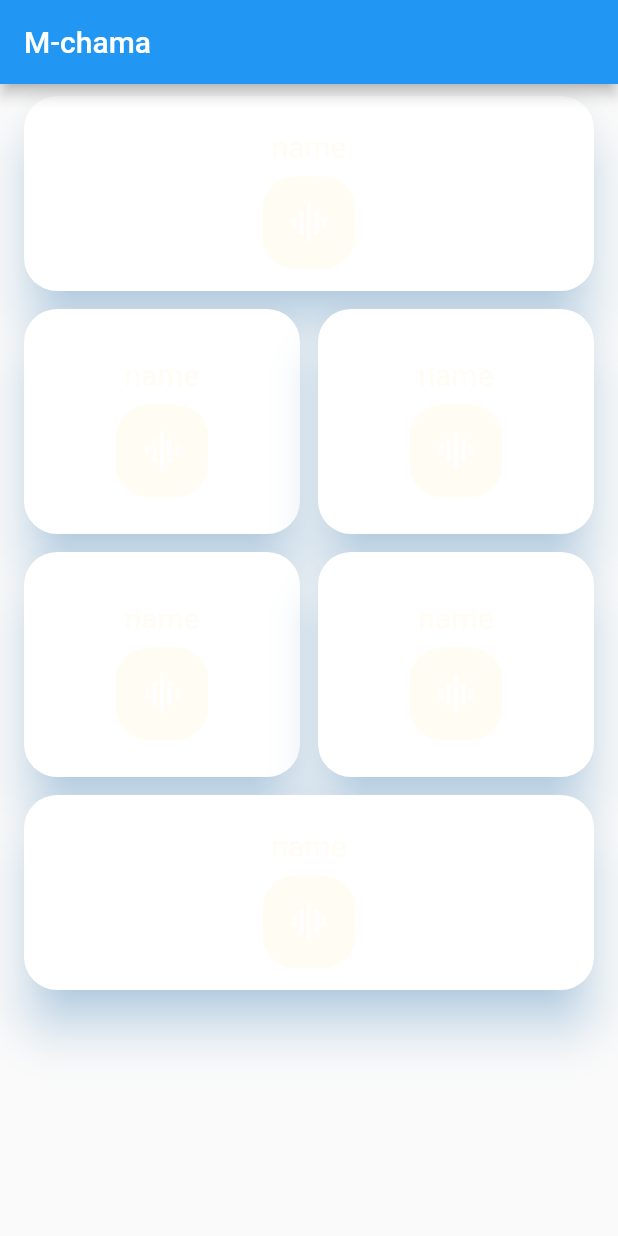
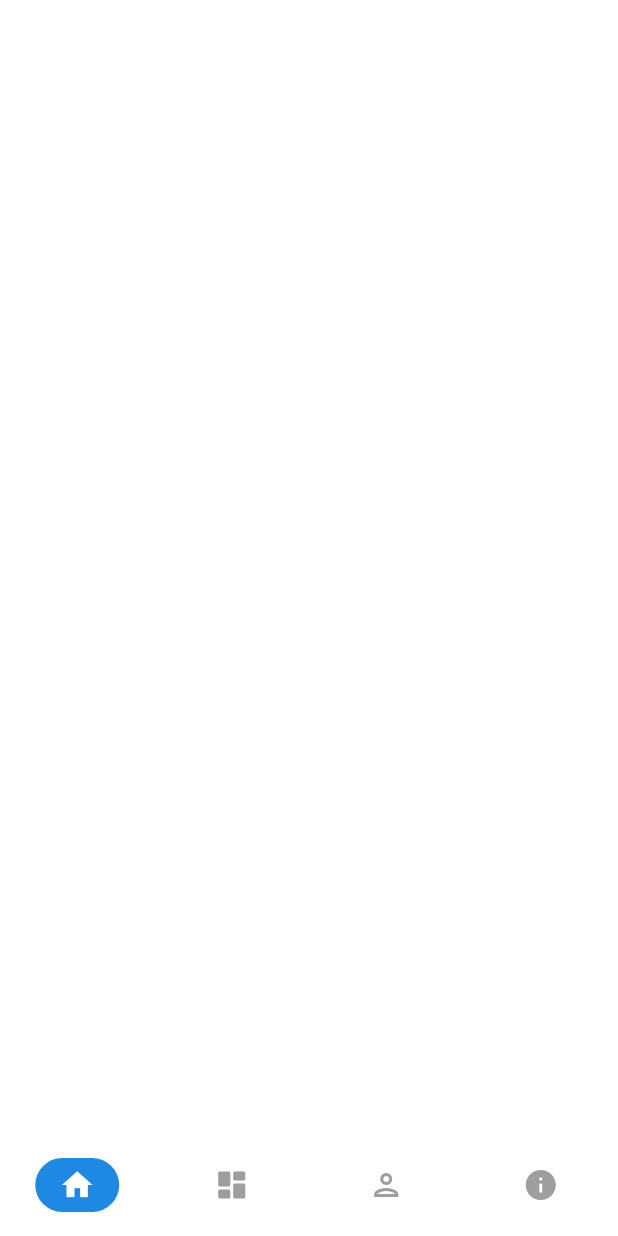
Before and after one commit to gichimux/chama-app-frontend, a Flutter app: the screen it shows after launch, on a phone screen of 412 x 824 dp. Run offline on Flutter 3.47's test engine with Material 2 defaults, Android fonts, the phone set to English and light mode, and no system bars.

Commit message:
create bottom navigation bar

```diff
--- a/lib/main.dart
+++ b/lib/main.dart
@@ -1,5 +1,5 @@
 import 'package:flutter/material.dart';
-import 'dashboard.dart';
+import 'package:chama_app_ui/screens/screens.dart';
 void main() {
   runApp(MyApp());
 }
@@ -9,20 +9,14 @@ class MyApp extends StatelessWidget {
   @override
   Widget build(BuildContext context) {
     return MaterialApp(
-      title: 'Flutter Demo',
+      title: 'M-chama dashboard',
+      debugShowCheckedModeBanner: false,
       theme: ThemeData(
-        // This is the theme of your application.
-        //
-        // Try running your application with "flutter run". You'll see the
-        // application has a blue toolbar. Then, without quitting the app, try
-        // changing the primarySwatch below to Colors.green and then invoke
-        // "hot reload" (press "r" in the console where you ran "flutter run",
-        // or simply save your changes to "hot reload" in a Flutter IDE).
-        // Notice that the counter didn't reset back to zero; the application
-        // is not restarted.
+        scaffoldBackgroundColor: Colors.white,
         primarySwatch: Colors.blue,
+        visualDensity: VisualDensity.adaptivePlatformDensity,
       ),
-      home: Dashboard(),
+      home: BottomNavScreen(),
     );
   }
 }
--- /dev/null
+++ b/lib/screens/bottom_nav_screen.dart
@@ -0,0 +1,61 @@
+import 'package:flutter/material.dart';
+import 'package:chama_app_ui/screens/screens.dart';
+
+class BottomNavScreen extends StatefulWidget {
+  @override
+  _BottomNavScreenState createState() => _BottomNavScreenState();
+}
+
+class _BottomNavScreenState extends State<BottomNavScreen> {
+  final List _screens = [
+    // HomeScreen(),
+    // StatsScreen(),
+    Scaffold(),
+    Scaffold(),
+    Scaffold(),
+    Scaffold(),
+    Scaffold(),
+  ];
+  int _currentIndex = 0;
+
+  @override
+  Widget build(BuildContext context) {
+    return Scaffold(
+      body: _screens[_currentIndex],
+      bottomNavigationBar: BottomNavigationBar(
+        currentIndex: _currentIndex,
+        onTap: (index) => setState(() => _currentIndex = index),
+        type: BottomNavigationBarType.fixed,
+        backgroundColor: Colors.white,
+        showSelectedLabels: false,
+        showUnselectedLabels: false,
+        selectedItemColor: Colors.white,
+        unselectedItemColor: Colors.grey,
+        elevation: 0.0,
+        items: [Icons.home, Icons.dashboard_rounded, Icons.person_outlined, Icons.info]
+            .asMap()
+            .map((key, value) => MapEntry(
+                  key,
+                  BottomNavigationBarItem(
+                    label: (''),
+                    icon: Container(
+                      padding: const EdgeInsets.symmetric(
+                        vertical: 6.0,
+                        horizontal: 16.0,
+                      ),
+                      decoration: BoxDecoration(
+                        color: _currentIndex == key
+                            ? Colors.blue[600]
+                            : Colors.transparent,
+                        borderRadius: BorderRadius.circular(20.0),
+                      ),
+                      child: Icon(value),
+                    ),
+                  ),
+                ))
+            .values
+            .toList(),
+      ),
+    );
+  }
+}
--- /dev/null
+++ b/lib/screens/screens.dart
@@ -0,0 +1,5 @@
+export 'package:chama_app_ui/screens/home_screen.dart';
+export 'package:chama_app_ui/screens/member/dashboard.dart';
+export 'package:chama_app_ui/screens/member/analysis.dart';
+export 'package:chama_app_ui/screens/admin/dashboard.dart';
+export 'package:chama_app_ui/screens/bottom_nav_screen.dart';
--- a/pubspec.yaml
+++ b/pubspec.yaml
@@ -29,6 +29,7 @@ dependencies:
   # Use with the CupertinoIcons class for iOS style icons.
   cupertino_icons: ^1.0.2
   flutter_staggered_grid_view: ^0.4.0
+  bubble_tab_indicator: ^0.1.6
 
 dev_dependencies:
   flutter_test:
@@ -46,7 +47,9 @@ flutter:
   uses-material-design: true
 
   # To add assets to your application, add an assets section, like this:
-  # assets:
+  assets:
+    - assets/images/
+
   #   - images/a_dot_burr.jpeg
   #   - images/a_dot_ham.jpeg
 
```
Also changed, not shown: lib/screens/admin/dashboard.dart (added), lib/screens/home_screen.dart (added), lib/screens/member/analysis.dart (added), lib/screens/member/dashboard.dart (added).
